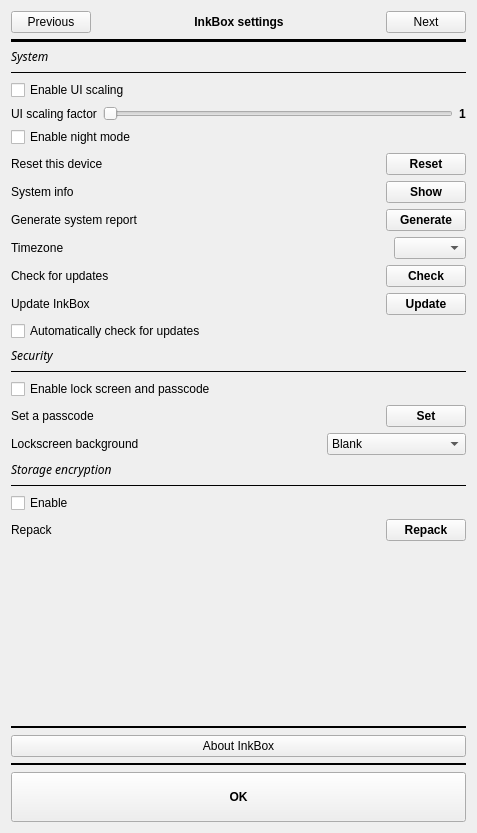
The window that src/settings/settings.ui (Quill-OS/quill) describes before a commit, drawn with Qt 5.
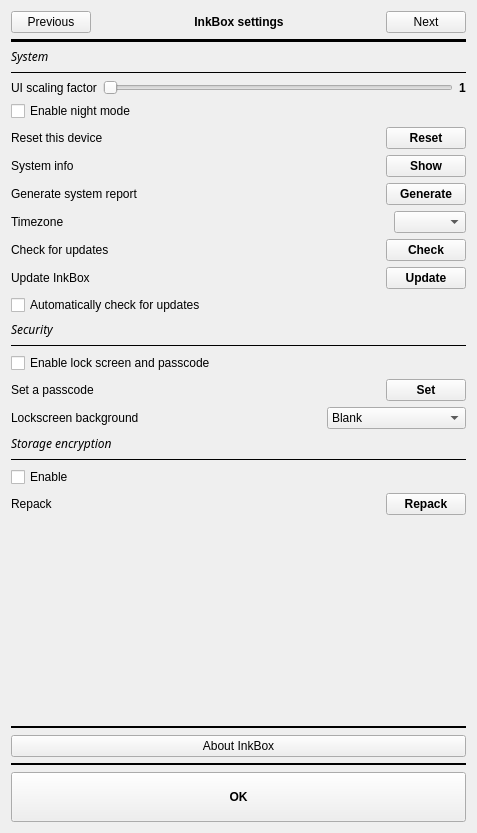
The same window after the commit. The open tabs and pages were chosen to show the change. Icons and pictures are not drawn.

Commit message: Remove 'Enable UI scaling' check box

The edit to the form file:
```diff
--- a/src/settings/settings.ui
+++ b/src/settings/settings.ui
@@ -700,20 +700,99 @@
                  </property>
                 </widget>
                </item>
+               <item row="29" column="0">
+                <widget class="Line" name="line_10">
+                 <property name="frameShadow">
+                  <enum>QFrame::Plain</enum>
+                 </property>
+                 <property name="orientation">
+                  <enum>Qt::Horizontal</enum>
+                 </property>
+                </widget>
+               </item>
+               <item row="12" column="0">
+                <layout class="QGridLayout" name="gridLayout_19">
+                 <property name="bottomMargin">
+                  <number>0</number>
+                 </property>
+                 <item row="0" column="2">
+                  <widget class="QPushButton" name="generateSystemReportBtn">
+                   <property name="font">
+                    <font>
+                     <bold>true</bold>
+                    </font>
+                   </property>
+                   <property name="text">
+                    <string>Generate</string>
+                   </property>
+                  </widget>
+                 </item>
+                 <item row="0" column="1">
+                  <spacer name="horizontalSpacer_15">
+                   <property name="orientation">
+                    <enum>Qt::Horizontal</enum>
+                   </property>
+                   <property name="sizeHint" stdset="0">
+                    <size>
+                     <width>40</width>
+                     <height>20</height>
+                    </size>
+                   </property>
+                  </spacer>
+                 </item>
+                 <item row="0" column="0">
+                  <widget class="QLabel" name="label_10">
+                   <property name="text">
+                    <string>Generate system report</string>
+                   </property>
+                  </widget>
+                 </item>
+                </layout>
+               </item>
+               <item row="28" column="0">
+                <widget class="QLabel" name="storageEncryptionLabel">
+                 <property name="font">
+                  <font>
+                   <family>Chivo</family>
+                   <italic>true</italic>
+                  </font>
+                 </property>
+                 <property name="text">
+                  <string>Storage encryption</string>
+                 </property>
+                </widget>
+               </item>
                <item row="21" column="0">
-                <widget class="QCheckBox" name="autoCheckUpdatesBox">
-                 <property name="sizePolicy">
-                  <sizepolicy hsizetype="Minimum" vsizetype="Fixed">
-                   <horstretch>0</horstretch>
-                   <verstretch>0</verstretch>
-                  </sizepolicy>
+                <widget class="QLabel" name="securityLabel">
+                 <property name="font">
+                  <font>
+                   <family>Chivo</family>
+                   <italic>true</italic>
+                  </font>
                  </property>
                  <property name="text">
-                  <string>Automatically check for updates</string>
+                  <string>Security</string>
                  </property>
                 </widget>
                </item>
-               <item row="14" column="0">
+               <item row="22" column="0">
+                <widget class="Line" name="line_2">
+                 <property name="frameShadow">
+                  <enum>QFrame::Plain</enum>
+                 </property>
+                 <property name="orientation">
+                  <enum>Qt::Horizontal</enum>
+                 </property>
+                </widget>
+               </item>
+               <item row="23" column="0">
+                <widget class="QCheckBox" name="enableLockscreenCheckBox">
+                 <property name="text">
+                  <string>Enable lock screen and passcode</string>
+                 </property>
+                </widget>
+               </item>
+               <item row="13" column="0">
                 <layout class="QGridLayout" name="gridLayout_18">
                  <property name="bottomMargin">
                   <number>0</number>
@@ -743,26 +822,23 @@
                  </item>
                 </layout>
                </item>
-               <item row="29" column="0">
-                <widget class="QLabel" name="storageEncryptionLabel">
-                 <property name="font">
-                  <font>
-                   <family>Chivo</family>
-                   <italic>true</italic>
-                  </font>
-                 </property>
-                 <property name="text">
-                  <string>Storage encryption</string>
-                 </property>
-                </widget>
-               </item>
-               <item row="26" column="0">
-                <layout class="QGridLayout" name="gridLayout_13">
+               <item row="11" column="0">
+                <layout class="QGridLayout" name="gridLayout_7">
                  <property name="bottomMargin">
                   <number>0</number>
                  </property>
+                 <property name="verticalSpacing">
+                  <number>0</number>
+                 </property>
+                 <item row="0" column="0">
+                  <widget class="QLabel" name="label_9">
+                   <property name="text">
+                    <string>System info</string>
+                   </property>
+                  </widget>
+                 </item>
                  <item row="0" column="1">
-                  <spacer name="horizontalSpacer_9">
+                  <spacer name="horizontalSpacer_6">
                    <property name="orientation">
                     <enum>Qt::Horizontal</enum>
                    </property>
@@ -775,27 +851,20 @@
                   </spacer>
                  </item>
                  <item row="0" column="2">
-                  <widget class="QPushButton" name="setPasscodeBtn">
+                  <widget class="QPushButton" name="showSystemInfoBtn">
                    <property name="font">
                     <font>
                      <bold>true</bold>
                     </font>
                    </property>
                    <property name="text">
-                    <string>Set</string>
-                   </property>
-                  </widget>
-                 </item>
-                 <item row="0" column="0">
-                  <widget class="QLabel" name="setPasscodeLabel">
-                   <property name="text">
-                    <string>Set a passcode</string>
+                    <string>Show</string>
                    </property>
                   </widget>
                  </item>
                 </layout>
                </item>
-               <item row="9" column="0">
+               <item row="8" column="0">
                 <layout class="QGridLayout" name="gridLayout_8">
                  <property name="bottomMargin">
                   <number>0</number>
@@ -846,23 +915,147 @@
                  </item>
                 </layout>
                </item>
-               <item row="12" column="0">
-                <layout class="QGridLayout" name="gridLayout_7">
+               <item row="7" column="0">
+                <widget class="Line" name="line_9">
+                 <property name="frameShadow">
+                  <enum>QFrame::Plain</enum>
+                 </property>
+                 <property name="orientation">
+                  <enum>Qt::Horizontal</enum>
+                 </property>
+                </widget>
+               </item>
+               <item row="26" column="0">
+                <layout class="QGridLayout" name="gridLayout_20">
+                 <property name="topMargin">
+                  <number>0</number>
+                 </property>
+                 <item row="0" column="1">
+                  <spacer name="horizontalSpacer_18">
+                   <property name="orientation">
+                    <enum>Qt::Horizontal</enum>
+                   </property>
+                   <property name="sizeHint" stdset="0">
+                    <size>
+                     <width>40</width>
+                     <height>20</height>
+                    </size>
+                   </property>
+                  </spacer>
+                 </item>
+                 <item row="0" column="0">
+                  <widget class="QLabel" name="label_15">
+                   <property name="text">
+                    <string>Lockscreen background</string>
+                   </property>
+                  </widget>
+                 </item>
+                 <item row="0" column="2">
+                  <widget class="QComboBox" name="lockscreenBackgroundComboBox">
+                   <item>
+                    <property name="text">
+                     <string>Blank</string>
+                    </property>
+                   </item>
+                   <item>
+                    <property name="text">
+                     <string>Screensaver picture</string>
+                    </property>
+                   </item>
+                   <item>
+                    <property name="text">
+                     <string>Device's screen</string>
+                    </property>
+                   </item>
+                  </widget>
+                 </item>
+                </layout>
+               </item>
+               <item row="25" column="0">
+                <layout class="QGridLayout" name="gridLayout_13">
                  <property name="bottomMargin">
                   <number>0</number>
                  </property>
-                 <property name="verticalSpacing">
+                 <item row="0" column="1">
+                  <spacer name="horizontalSpacer_9">
+                   <property name="orientation">
+                    <enum>Qt::Horizontal</enum>
+                   </property>
+                   <property name="sizeHint" stdset="0">
+                    <size>
+                     <width>40</width>
+                     <height>20</height>
+                    </size>
+                   </property>
+                  </spacer>
+                 </item>
+                 <item row="0" column="2">
+                  <widget class="QPushButton" name="setPasscodeBtn">
+                   <property name="font">
+                    <font>
+                     <bold>true</bold>
+                    </font>
+                   </property>
+                   <property name="text">
+                    <string>Set</string>
+                   </property>
+                  </widget>
+                 </item>
+                 <item row="0" column="0">
+                  <widget class="QLabel" name="setPasscodeLabel">
+                   <property name="text">
+                    <string>Set a passcode</string>
+                   </property>
+                  </widget>
+                 </item>
+                </layout>
+               </item>
+               <item row="14" column="0">
+                <layout class="QGridLayout" name="checkOtaUpdateGridLayout">
+                 <property name="bottomMargin">
                   <number>0</number>
                  </property>
+                 <item row="0" column="1">
+                  <spacer name="horizontalSpacer_13">
+                   <property name="orientation">
+                    <enum>Qt::Horizontal</enum>
+                   </property>
+                   <property name="sizeHint" stdset="0">
+                    <size>
+                     <width>40</width>
+                     <height>20</height>
+                    </size>
+                   </property>
+                  </spacer>
+                 </item>
                  <item row="0" column="0">
-                  <widget class="QLabel" name="label_9">
+                  <widget class="QLabel" name="checkOtaUpdateLabel">
                    <property name="text">
-                    <string>System info</string>
+                    <string>Check for updates</string>
                    </property>
                   </widget>
                  </item>
+                 <item row="0" column="2">
+                  <widget class="QPushButton" name="checkOtaUpdateBtn">
+                   <property name="font">
+                    <font>
+                     <bold>true</bold>
+                    </font>
+                   </property>
+                   <property name="text">
+                    <string>Check</string>
+                   </property>
+                  </widget>
+                 </item>
+                </layout>
+               </item>
+               <item row="31" column="0">
+                <layout class="QGridLayout" name="gridLayout_17">
+                 <property name="bottomMargin">
+                  <number>0</number>
+                 </property>
                  <item row="0" column="1">
-                  <spacer name="horizontalSpacer_6">
+                  <spacer name="horizontalSpacer_14">
                    <property name="orientation">
                     <enum>Qt::Horizontal</enum>
                    </property>
@@ -874,21 +1067,42 @@
                    </property>
                   </spacer>
                  </item>
+                 <item row="0" column="0">
+                  <widget class="QLabel" name="repackLabel">
+                   <property name="text">
+                    <string>Repack</string>
+                   </property>
+                  </widget>
+                 </item>
                  <item row="0" column="2">
-                  <widget class="QPushButton" name="showSystemInfoBtn">
+                  <widget class="QPushButton" name="repackBtn">
                    <property name="font">
                     <font>
                      <bold>true</bold>
                     </font>
                    </property>
                    <property name="text">
-                    <string>Show</string>
+                    <string>Repack</string>
                    </property>
                   </widget>
                  </item>
                 </layout>
                </item>
-               <item row="11" column="0">
+               <item row="30" column="0">
+                <widget class="QCheckBox" name="enableEncryptedStorageCheckBox">
+                 <property name="text">
+                  <string>Enable</string>
+                 </property>
+                </widget>
+               </item>
+               <item row="9" column="0">
+                <widget class="QCheckBox" name="darkModeCheckBox">
+                 <property name="text">
+                  <string>Enable night mode</string>
+                 </property>
+                </widget>
+               </item>
+               <item row="10" column="0">
                 <layout class="QGridLayout" name="gridLayout_12">
                  <property name="bottomMargin">
                   <number>0</number>
@@ -927,119 +1141,7 @@
                  </item>
                 </layout>
                </item>
-               <item row="8" column="0">
-                <widget class="QCheckBox" name="enableUiScalingCheckBox">
-                 <property name="text">
-                  <string>Enable UI scaling</string>
-                 </property>
-                </widget>
-               </item>
-               <item row="13" column="0">
-                <layout class="QGridLayout" name="gridLayout_19">
-                 <property name="bottomMargin">
-                  <number>0</number>
-                 </property>
-                 <item row="0" column="2">
-                  <widget class="QPushButton" name="generateSystemReportBtn">
-                   <property name="font">
-                    <font>
-                     <bold>true</bold>
-                    </font>
-                   </property>
-                   <property name="text">
-                    <string>Generate</string>
-                   </property>
-                  </widget>
-                 </item>
-                 <item row="0" column="1">
-                  <spacer name="horizontalSpacer_15">
-                   <property name="orientation">
-                    <enum>Qt::Horizontal</enum>
-                   </property>
-                   <property name="sizeHint" stdset="0">
-                    <size>
-                     <width>40</width>
-                     <height>20</height>
-                    </size>
-                   </property>
-                  </spacer>
-                 </item>
-                 <item row="0" column="0">
-                  <widget class="QLabel" name="label_10">
-                   <property name="text">
-                    <string>Generate system report</string>
-                   </property>
-                  </widget>
-                 </item>
-                </layout>
-               </item>
-               <item row="10" column="0">
-                <widget class="QCheckBox" name="darkModeCheckBox">
-                 <property name="text">
-                  <string>Enable night mode</string>
-                 </property>
-                </widget>
-               </item>
-               <item row="30" column="0">
-                <widget class="Line" name="line_10">
-                 <property name="frameShadow">
-                  <enum>QFrame::Plain</enum>
-                 </property>
-                 <property name="orientation">
-                  <enum>Qt::Horizontal</enum>
-                 </property>
-                </widget>
-               </item>
                <item row="32" column="0">
-                <layout class="QGridLayout" name="gridLayout_17">
-                 <property name="bottomMargin">
-                  <number>0</number>
-                 </property>
-                 <item row="0" column="1">
-                  <spacer name="horizontalSpacer_14">
-                   <property name="orientation">
-                    <enum>Qt::Horizontal</enum>
-                   </property>
-                   <property name="sizeHint" stdset="0">
-                    <size>
-                     <width>40</width>
-                     <height>20</height>
-                    </size>
-                   </property>
-                  </spacer>
-                 </item>
-                 <item row="0" column="0">
-                  <widget class="QLabel" name="repackLabel">
-                   <property name="text">
-                    <string>Repack</string>
-                   </property>
-                  </widget>
-                 </item>
-                 <item row="0" column="2">
-                  <widget class="QPushButton" name="repackBtn">
-                   <property name="font">
-                    <font>
-                     <bold>true</bold>
-                    </font>
-                   </property>
-                   <property name="text">
-                    <string>Repack</string>
-                   </property>
-                  </widget>
-                 </item>
-                </layout>
-               </item>
-               <item row="7" column="0">
-                <widget class="Line" name="line_9">
-                 <property name="frameShadow">
-                  <enum>QFrame::Plain</enum>
-                 </property>
-                 <property name="orientation">
-                  <enum>Qt::Horizontal</enum>
-                 </property>
-                </widget>
-               </item>
-               <item row="33" column="0">
                 <spacer name="verticalSpacer_2">
                  <property name="orientation">
                   <enum>Qt::Vertical</enum>
@@ -1052,53 +1154,20 @@
                  </property>
                 </spacer>
                </item>
-               <item row="31" column="0">
-                <widget class="QCheckBox" name="enableEncryptedStorageCheckBox">
-                 <property name="text">
-                  <string>Enable</string>
-                 </property>
-                </widget>
-               </item>
-               <item row="15" column="0">
-                <layout class="QGridLayout" name="checkOtaUpdateGridLayout">
-                 <property name="bottomMargin">
-                  <number>0</number>
-                 </property>
-                 <item row="0" column="1">
-                  <spacer name="horizontalSpacer_13">
-                   <property name="orientation">
-                    <enum>Qt::Horizontal</enum>
-                   </property>
-                   <property name="sizeHint" stdset="0">
-                    <size>
-                     <width>40</width>
-                     <height>20</height>
-                    </size>
-                   </property>
-                  </spacer>
-                 </item>
-                 <item row="0" column="0">
-                  <widget class="QLabel" name="checkOtaUpdateLabel">
-                   <property name="text">
-                    <string>Check for updates</string>
-                   </property>
-                  </widget>
-                 </item>
-                 <item row="0" column="2">
-                  <widget class="QPushButton" name="checkOtaUpdateBtn">
-                   <property name="font">
-                    <font>
-                     <bold>true</bold>
-                    </font>
-                   </property>
-                   <property name="text">
-                    <string>Check</string>
-                   </property>
-                  </widget>
-                 </item>
-                </layout>
-               </item>
                <item row="20" column="0">
+                <widget class="QCheckBox" name="autoCheckUpdatesBox">
+                 <property name="sizePolicy">
+                  <sizepolicy hsizetype="Minimum" vsizetype="Fixed">
+                   <horstretch>0</horstretch>
+                   <verstretch>0</verstretch>
+                  </sizepolicy>
+                 </property>
+                 <property name="text">
+                  <string>Automatically check for updates</string>
+                 </property>
+                </widget>
+               </item>
+               <item row="19" column="0">
                 <layout class="QGridLayout" name="gridLayout_14">
                  <property name="bottomMargin">
                   <number>0</number>
@@ -1140,82 +1209,6 @@
                  </item>
                 </layout>
                </item>
-               <item row="22" column="0">
-                <widget class="QLabel" name="securityLabel">
-                 <property name="font">
-                  <font>
-                   <family>Chivo</family>
-                   <italic>true</italic>
-                  </font>
-                 </property>
-                 <property name="text">
-                  <string>Security</string>
-                 </property>
-                </widget>
-               </item>
-               <item row="23" column="0">
-                <widget class="Line" name="line_2">
-                 <property name="frameShadow">
-                  <enum>QFrame::Plain</enum>
-                 </property>
-                 <property name="orientation">
-                  <enum>Qt::Horizontal</enum>
-                 </property>
-                </widget>
-               </item>
-               <item row="24" column="0">
-                <widget class="QCheckBox" name="enableLockscreenCheckBox">
-                 <property name="text">
-                  <string>Enable lock screen and passcode</string>
-                 </property>
-                </widget>
-               </item>
-               <item row="27" column="0">
-                <layout class="QGridLayout" name="gridLayout_20">
-                 <property name="topMargin">
-                  <number>0</number>
-                 </property>
-                 <item row="0" column="1">
-                  <spacer name="horizontalSpacer_18">
-                   <property name="orientation">
-                    <enum>Qt::Horizontal</enum>
-                   </property>
-                   <property name="sizeHint" stdset="0">
-                    <size>
-                     <width>40</width>
-                     <height>20</height>
-                    </size>
-                   </property>
-                  </spacer>
-                 </item>
-                 <item row="0" column="0">
-                  <widget class="QLabel" name="label_15">
-                   <property name="text">
-                    <string>Lockscreen background</string>
-                   </property>
-                  </widget>
-                 </item>
-                 <item row="0" column="2">
-                  <widget class="QComboBox" name="lockscreenBackgroundComboBox">
-                   <item>
-                    <property name="text">
-                     <string>Blank</string>
-                    </property>
-                   </item>
-                   <item>
-                    <property name="text">
-                     <string>Screensaver picture</string>
-                    </property>
-                   </item>
-                   <item>
-                    <property name="text">
-                     <string>Device's screen</string>
-                    </property>
-                   </item>
-                  </widget>
-                 </item>
-                </layout>
-               </item>
               </layout>
              </item>
             </layout>
```
The commit also changes 2 other files.
